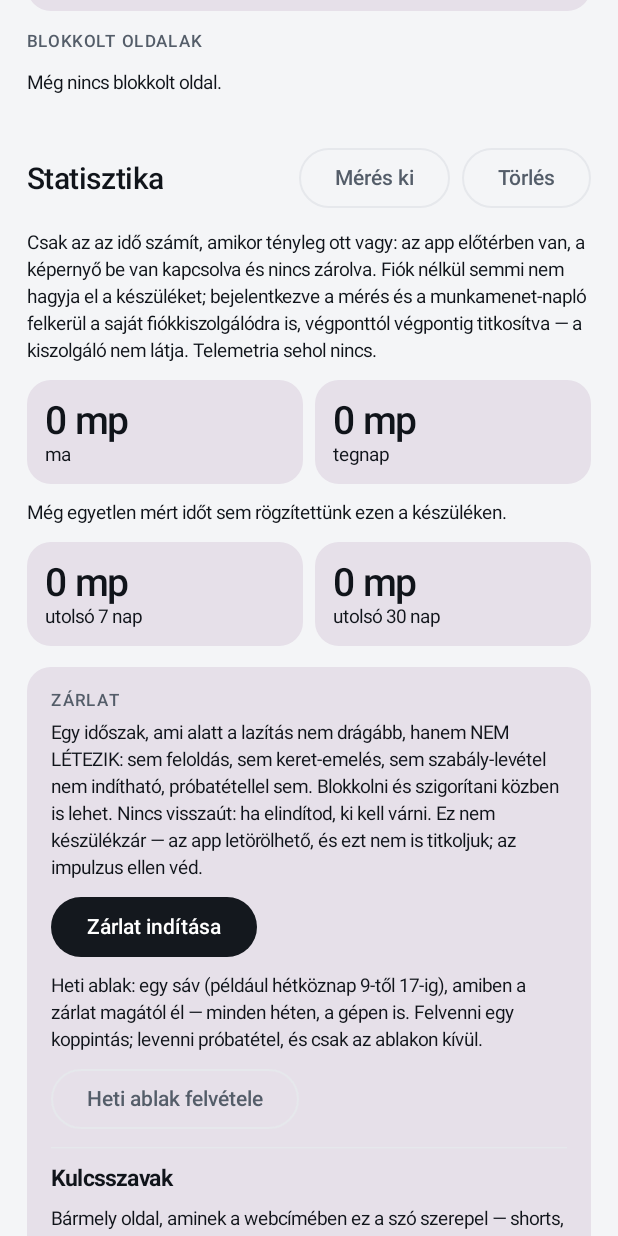
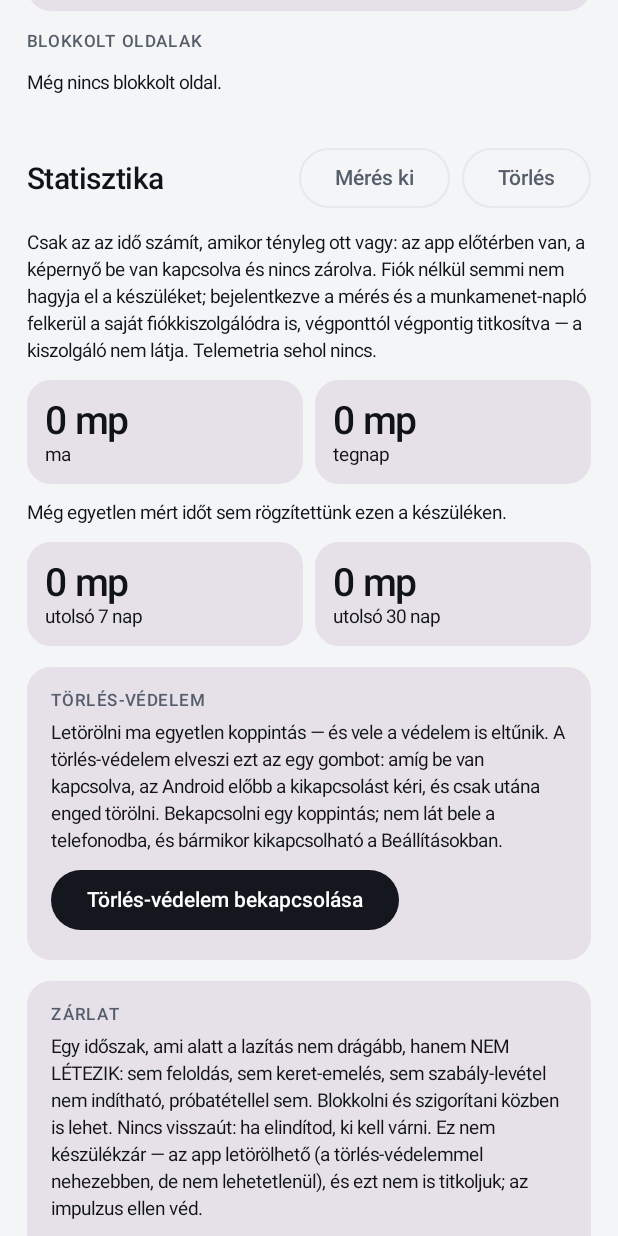
Before and after one commit to David-Getta/app_blocker, an Android app built with Jetpack Compose: the screen it shows after launch (MainActivity), scrolled down 1153 dp, on a phone screen of 412 x 824 dp. Run offline under Robolectric (Android 15) with nearby library versions, the phone set to English and light mode, and no system bars.

Commit message:
Törlés-védelem az Androidon — hogy a törlés ne legyen egy koppintás (eszközadmin, üres házirenddel)
A telefonon a védelem eddig egyetlen mozdulattal eltűnhetett: az ikon hosszú
nyomása, „Eltávolítás”, és vele minden blokk, zárlat és menetrend. A hajnali
késztetésnek pont ennyi elég — egy koppintás, próbatétel és gondolkodás
nélkül. Ez a rés eddig őszintén ki volt mondva (a zárlat kártyája is bevallja,
hogy „az app letörölhető”), de nem volt mögötte súrlódás.

A törlés-védelem ezt az egy gombot veszi el. Amíg be van kapcsolva, a Breaker
aktív eszközadmin, és az Android nem engedi a sima eltávolítást — előbb ki kell
kapcsolni a törlés-védelmet. A törlés így nem reflex, hanem tudatos, több
lépéses döntés.

A híd befelé csak szigorít: bekapcsolni egy koppintás (a kártya a rendszer
eszközadmin-párbeszédét nyitja, a felhasználó hagyja jóvá); kikapcsolni
szándékos lépés a rendszer biztonsági beállításain át. Csendes, egykoppintásos
kikapcsolót SZÁNDÉKOSAN nem adunk — az visszahozná a reflexből törlést, ami
ellen az egész véd. A kikapcsolás megerősítő képernyőjén a rendszer a mi
figyelmeztetésünket mutatja (onDisableRequested).

Átlátszó és önkéntes: a házirend (res/xml/device_admin.xml) ÜRES — jogot nem
kérünk, adatot nem látunk, semmit nem szabályozunk; az egyetlen használt hatás
a törlés súrlódása. Always-on VPN-t sem kényszerít (ahhoz eszköz-tulajdonos DPC
kellene, ami sokkal több — mi nem vagyunk az). Őszinte korlát: nem gépzár, a
Beállításokban (Biztonság → Eszközadmin-alkalmazások) próbatétel nélkül is
kikapcsolható — a cél a pár másodperc gondolkodás, nem a lehetetlenné tétel.

Tisztán Android-oldali, eszköz-helyi képesség: nincs közös-mag logika, nincs
szinkron-mező (az állapotot a rendszertől kérdezzük, isAdminActive). A felület
kártyája a zárlat-kártya mellett áll — a kettő együtt zárja a rést. A zárlat
mondata, a README, az architektúra, az android-doksi és a weboldal is
pontosítva; új lap: docs/feature-uninstall-guard.md.

Co-Authored-By: Claude Opus 4.8 <noreply@anthropic.com>
Claude-Session: https://claude.ai/code/session_01GmEbvUGrVoFTPU1itCKXSa

```diff
--- /dev/null
+++ b/android/app/src/main/java/hu/breaker/app/admin/UninstallGuard.kt
@@ -0,0 +1,49 @@
+package hu.breaker.app.admin
+
+import android.app.admin.DevicePolicyManager
+import android.content.ComponentName
+import android.content.Context
+import android.content.Intent
+import android.provider.Settings
+import hu.breaker.app.R
+
+/**
+ * A TÖRLÉS-VÉDELEM kapcsolója egy helyen: az eszközadmin be- és kikapcsolásának
+ * útjai, meg a jelenlegi állapot. Az állapotot a rendszertől kérdezzük, nem
+ * tároljuk — nincs mit szinkronizálni, ez a készülék dolga.
+ *
+ * A bekapcsolás egy koppintás (a híd befelé csak szigorít). A kikapcsoláshoz
+ * SZÁNDÉKOSAN nem adunk csendes, egykoppintásos gombot: az visszahozná a
+ * reflexből törlést, ami ellen az egész véd. A kikapcsolás a rendszer
+ * biztonsági beállításain át, tudatosan történik.
+ */
+object UninstallGuard {
+    fun component(context: Context): ComponentName =
+        ComponentName(context, BreakerDeviceAdminReceiver::class.java)
+
+    private fun dpm(context: Context): DevicePolicyManager =
+        context.getSystemService(Context.DEVICE_POLICY_SERVICE) as DevicePolicyManager
+
+    /** Aktív-e most a törlés-védelem. A rendszertől kérdezzük, minden alkalommal. */
+    fun isActive(context: Context): Boolean =
+        dpm(context).isAdminActive(component(context))
+
+    /**
+     * A bekapcsolás rendszer-párbeszéde: a felhasználó maga hagyja jóvá. Mellé
+     * tesszük, mit ad és mit nem — átlátszó, nem meglepetés.
+     */
+    fun enableIntent(context: Context): Intent =
+        Intent(DevicePolicyManager.ACTION_ADD_DEVICE_ADMIN)
+            .putExtra(DevicePolicyManager.EXTRA_DEVICE_ADMIN, component(context))
+            .putExtra(
+                DevicePolicyManager.EXTRA_ADD_EXPLANATION,
+                context.getString(R.string.device_admin_add_explanation),
+            )
+
+    /**
+     * A kikapcsolás útja: a rendszer biztonsági beállításai. Nem mi kapcsoljuk
+     * ki — a rendszer eszközadmin-listáján, tudatosan. Ez maga a súrlódás.
+     */
+    fun securitySettingsIntent(): Intent =
+        Intent(Settings.ACTION_SECURITY_SETTINGS)
+}
--- a/android/app/src/main/java/hu/breaker/app/ui/AppUi.kt
+++ b/android/app/src/main/java/hu/breaker/app/ui/AppUi.kt
@@ -95,6 +95,7 @@ import hu.breaker.app.core.Pairing
 import hu.breaker.app.core.SyncClient
 import hu.breaker.app.core.UrlRules
 import hu.breaker.app.core.UsageLogic
+import hu.breaker.app.admin.UninstallGuard
 import hu.breaker.app.update.UpdateChecker
 import hu.breaker.app.usage.UsageTracker
 import hu.breaker.app.vpn.BreakerVpnService
@@ -201,6 +202,12 @@ private fun HomeScreen(now: Long, vpnRunning: Boolean, onOpenChallenge: () -> Un
     }
     val notifPermission = rememberLauncherForActivityResult(
         ActivityResultContracts.RequestPermission(),
+    ) { }
+    // TÖRLÉS-VÉDELEM bekapcsolása: a rendszer eszközadmin-párbeszéde. Az
+    // eredményt nem itt olvassuk — az állapotot a kártya a rendszertől kérdezi,
+    // másodpercenként, így a jóváhagyás után magától frissül.
+    val adminEnable = rememberLauncherForActivityResult(
+        ActivityResultContracts.StartActivityForResult(),
     ) { }
 
     fun startProtection() {
@@ -900,6 +907,51 @@ private fun HomeScreen(now: Long, vpnRunning: Boolean, onOpenChallenge: () -> Un
                 onClear = { confirmUsageClear = true },
             )
 
+            // TÖRLÉS-VÉDELEM. „Letörölni 1 gomb” — ez veszi el azt az egy gombot:
+            // amíg aktív eszközadmin, a rendszer nem engedi az egykoppintásos
+            // eltávolítást. Az állapotot a rendszertől kérdezzük (a `now / 2000`
+            // kulcs miatt pár másodpercenként újra), hogy a be- és kikapcsolás
+            // magától látszódjon, app-újraindítás nélkül.
+            val uninstallGuardOn = remember(now / 2000) { UninstallGuard.isActive(context) }
+            Card {
+                Column(Modifier.padding(16.dp), verticalArrangement = Arrangement.spacedBy(8.dp)) {
+                    SectionLabel("Törlés-védelem")
+                    if (uninstallGuardOn) {
+                        Text(
+                            "Bekapcsolva: a Breaker nem törölhető egyetlen koppintással. Az " +
+                                "eltávolításhoz előbb ki kell kapcsolni a törlés-védelmet a rendszer " +
+                                "beállításaiban — szándékos, több lépéses döntés, nem egy reflex.",
+                            style = MaterialTheme.typography.bodySmall,
+                        )
+                        // Nincs csendes, egykoppintásos kikapcsoló: az visszahozná a
+                        // reflexből törlést, ami ellen az egész véd. A gomb csak elvisz a
+                        // rendszer beállításáig, ahol tudatosan lehet kikapcsolni.
+                        OutlinedButton(onClick = { context.startActivity(UninstallGuard.securitySettingsIntent()) }) {
+                            Text("Biztonsági beállítások")
+                        }
+                        Text(
+                            "Őszinte korlát: ez nem gépzár. A rendszer Beállításaiban (Biztonság → " +
+                                "Eszközadmin-alkalmazások) próbatétel nélkül is kikapcsolható — de már " +
+                                "nem egy koppintás, és épp ez a pár másodperc gondolkodás a lényeg.",
+                            style = MaterialTheme.typography.bodySmall,
+                            color = MaterialTheme.colorScheme.onSurfaceVariant,
+                        )
+                    } else {
+                        Text(
+                            "Letörölni ma egyetlen koppintás — és vele a védelem is eltűnik. A " +
+                                "törlés-védelem elveszi ezt az egy gombot: amíg be van kapcsolva, az " +
+                                "Android előbb a kikapcsolást kéri, és csak utána enged törölni. " +
+                                "Bekapcsolni egy koppintás; nem lát bele a telefonodba, és bármikor " +
+                                "kikapcsolható a Beállításokban.",
+                            style = MaterialTheme.typography.bodySmall,
+                        )
+                        Button(onClick = { adminEnable.launch(UninstallGuard.enableIntent(context)) }) {
+                            Text("Törlés-védelem bekapcsolása")
+                        }
+                    }
+                }
+            }
+
             // ZÁRLAT-KÁRTYA. A többitől az különbözteti meg, hogy ennek nincs
             // ellentéte: nincs feloldó gomb, és nem is lesz — pont attól ér
             // valamit.
@@ -915,7 +967,8 @@ private fun HomeScreen(now: Long, vpnRunning: Boolean, onOpenChallenge: () -> Un
                                 "feloldás, sem keret-emelés, sem szabály-levétel nem indítható, " +
                                 "próbatétellel sem. Blokkolni és szigorítani közben is lehet. " +
                                 "Nincs visszaút: ha elindítod, ki kell várni. Ez nem készülékzár — " +
-                                "az app letörölhető, és ezt nem is titkoljuk; az impulzus ellen véd."
+                                "az app letörölhető (a törlés-védelemmel nehezebben, de nem " +
+                                "lehetetlenül), és ezt nem is titkoljuk; az impulzus ellen véd."
                         },
                         style = MaterialTheme.typography.bodySmall,
                     )
```
Also changed, not shown: android/app/src/main/AndroidManifest.xml (+18 -0 lines), android/app/src/main/java/hu/breaker/app/admin/BreakerDeviceAdminReceiver.kt (added, +27 -0 lines), android/app/src/main/res/values/strings.xml (+9 -0 lines), android/app/src/main/res/xml/device_admin.xml (added, +11 -0 lines), 6 other files.
